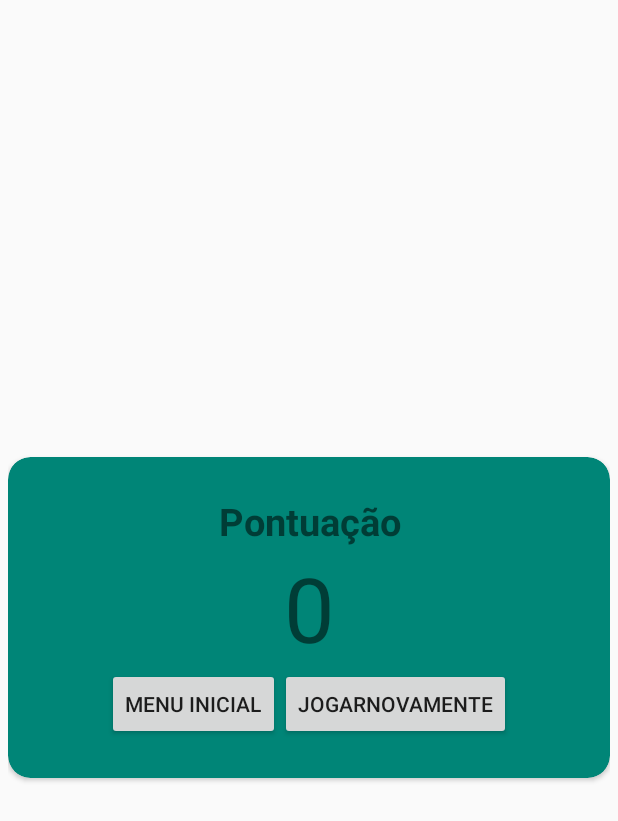
After one commit to CoelhoPedro/pokemory, an Android app: the layout end_game_popup.xml on its own in the app's theme, with its tools: preview values and no code run, on a phone screen of 412 x 824 dp. The commit adds this screen. Shown: the top 821 px of the screen. Run offline under Robolectric (Android 15) with nearby library versions, the phone set to English and light mode, and no system bars.

Commit message:
adicionada a tela de fim de jogo

```diff
--- a/app/build.gradle
+++ b/app/build.gradle
@@ -22,6 +22,7 @@ android {
 dependencies {
     implementation fileTree(include: ['*.jar'], dir: 'libs')
     implementation 'com.android.support:appcompat-v7:27.1.1'
+    implementation 'com.android.support:cardview-v7:27.1.1'
     implementation 'com.android.support.constraint:constraint-layout:1.1.2'
     testImplementation 'junit:junit:4.12'
     androidTestImplementation 'com.android.support.test:runner:1.0.2'
--- a/app/src/main/java/com/example/pedro/pokemory/GameActivity.java
+++ b/app/src/main/java/com/example/pedro/pokemory/GameActivity.java
@@ -1,12 +1,19 @@
 package com.example.pedro.pokemory;
 
 import android.app.Activity;
+import android.app.Dialog;
+import android.content.Intent;
+import android.graphics.Color;
+import android.graphics.drawable.ColorDrawable;
 import android.media.MediaPlayer;
 import android.os.Handler;
 import android.os.Bundle;
 import android.view.View;
+import android.widget.Button;
 import android.widget.ImageView;
 import android.widget.TextView;
+
+import org.w3c.dom.Text;
 
 import java.util.Random;
 
@@ -19,18 +26,25 @@ public class GameActivity extends Activity {
     public int[][] matriz;
     private boolean boolean1, boolean2, boolean3, boolean4, boolean5, boolean6, boolean7, boolean8,
             boolean9, boolean10, boolean11, boolean12, flipped = false;
-    private int valueFlippedImage, playerScore = 0,playerTries = 0, cardsFlipped = 0;
+    private int valueFlippedImage, playerScore = 0,playerTries = 0, cardsFlipped = 0, cardsUp=1;
     private final static int DELAY_TIME = 1000;
     private String lastBooleanClicked;
+    private Button buttonMenu, buttonNewGame;
+    Dialog DialogEndGame;
 
     @Override
     protected void onCreate(Bundle savedInstanceState) {
         super.onCreate(savedInstanceState);
         setContentView(R.layout.activity_game);
 
+        DialogEndGame = new Dialog(this);
+
         checkSound();
 
         setViews();
+
+
+
 
         String scoreText = getString(R.string.score) + ": " + Integer.toString(playerScore);
         textViewScore.setText(scoreText);
@@ -352,6 +366,7 @@ public class GameActivity extends Activity {
         textViewTries.setText(triesText);
 
         if (imageValue == valueFlippedImage){
+            cardsUp--;
             cardsFlipped = 2;
             playerScore++;
             playSoundCorrect();
@@ -368,6 +383,10 @@ public class GameActivity extends Activity {
                     cardsFlipped = 0;
                 }
             }, DELAY_TIME);
+
+            if(cardsUp==0){
+                ShowEndGamePopUp();
+            }
 
             return true;
         }
@@ -515,4 +534,34 @@ public class GameActivity extends Activity {
         super.onRestart();
 
     }
+
+    public void ShowEndGamePopUp(){
+
+        TextView textViewPointsEndGame;
+
+        DialogEndGame.setContentView(R.layout.end_game_popup);
+        buttonMenu = DialogEndGame.findViewById(R.id.ButtonBackId);
+        buttonNewGame = DialogEndGame.findViewById(R.id.ButtonNewGameId);
+        textViewPointsEndGame = findViewById(R.id.textViewPoints);
+
+        DialogEndGame.setCanceledOnTouchOutside(false);
+
+        textViewPointsEndGame.setText(Integer.toString(playerScore)); // ESTA DANDO ERRO AQUI
+
+        DialogEndGame.getWindow().setBackgroundDrawable(new ColorDrawable(Color.TRANSPARENT));
+        DialogEndGame.show();
+        buttonMenu.setOnClickListener(new View.OnClickListener() {
+            @Override
+            public void onClick(View view) {
+                finish();
+            }
+        });
+
+        buttonNewGame.setOnClickListener(new View.OnClickListener() {
+            @Override
+            public void onClick(View view) {
+
+            }
+        });
+    }
 }
--- /dev/null
+++ b/app/src/main/res/layout/end_game_popup.xml
@@ -0,0 +1,81 @@
+<?xml version="1.0" encoding="utf-8"?>
+<LinearLayout xmlns:android="http://schemas.android.com/apk/res/android"
+    android:layout_width="fill_parent"
+    android:layout_height="match_parent"
+    xmlns:app="http://schemas.android.com/apk/res-auto"
+    android:layout_marginLeft="5dp"
+    android:layout_marginRight="5dp"
+    android:gravity="center">
+
+    <android.support.v7.widget.CardView
+        android:layout_width="fill_parent"
+        android:layout_height="wrap_content"
+        app:cardCornerRadius="15dp"
+        app:cardBackgroundColor="@color/colorPrimary"
+        android:layout_alignParentTop="true"
+        android:layout_alignParentLeft="true"
+        android:layout_alignParentStart="true">
+
+        <LinearLayout
+            android:layout_width="fill_parent"
+            android:layout_height="wrap_content"
+            android:orientation="vertical">
+
+            <LinearLayout
+                android:layout_width="fill_parent"
+                android:layout_height="wrap_content"
+                android:orientation="vertical"
+                android:layout_marginTop="25dp"
+                android:layout_marginBottom="25dp">
+
+                <TextView
+                    android:layout_width="match_parent"
+                    android:layout_height="wrap_content"
+                    android:layout_marginLeft="20dp"
+                    android:layout_marginRight="20dp"
+                    android:textStyle="bold"
+                    android:textAlignment="center"
+                    android:textSize="25dp"
+                    android:text="Pontuação"/>
+                <TextView
+                    android:id="@+id/textViewPoints"
+                    android:layout_width="match_parent"
+                    android:layout_height="wrap_content"
+                    android:layout_marginLeft="20dp"
+                    android:layout_marginRight="20dp"
+                    android:textAlignment="center"
+                    android:textSize="60dp"
+                    android:text="0"
+                    />
+
+                <RelativeLayout
+                    android:layout_width="match_parent"
+                    android:layout_height="wrap_content"
+                    android:gravity="center">
+
+                    <Button
+                        android:id="@+id/ButtonBackId"
+                        android:layout_width="wrap_content"
+                        android:layout_height="wrap_content"
+                        android:text="Menu Inicial"
+                        />
+                    <Button
+                        android:id="@+id/ButtonNewGameId"
+                        android:layout_width="wrap_content"
+                        android:layout_height="wrap_content"
+                        android:layout_toRightOf="@+id/ButtonBackId"
+                        android:text="Jogarnovamente"
+                        />
+                </RelativeLayout>
+
+
+            </LinearLayout>
+
+
+        </LinearLayout>
+
+    </android.support.v7.widget.CardView>
+
+
+
+</LinearLayout>
```
